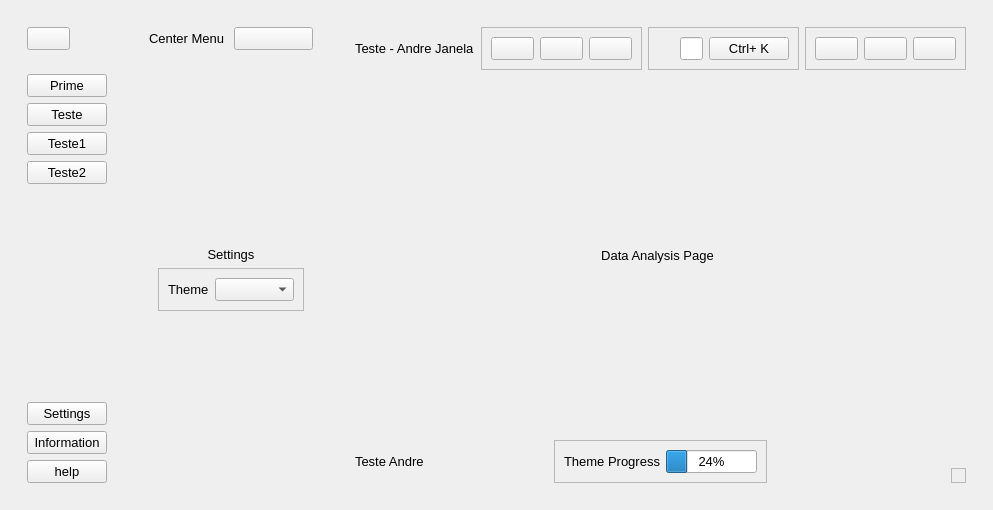
First picture: the form in Desktop GUI/generated-files/ui/new_interface.ui, repository henrique-andre/Remote-Desktop, before the edit.
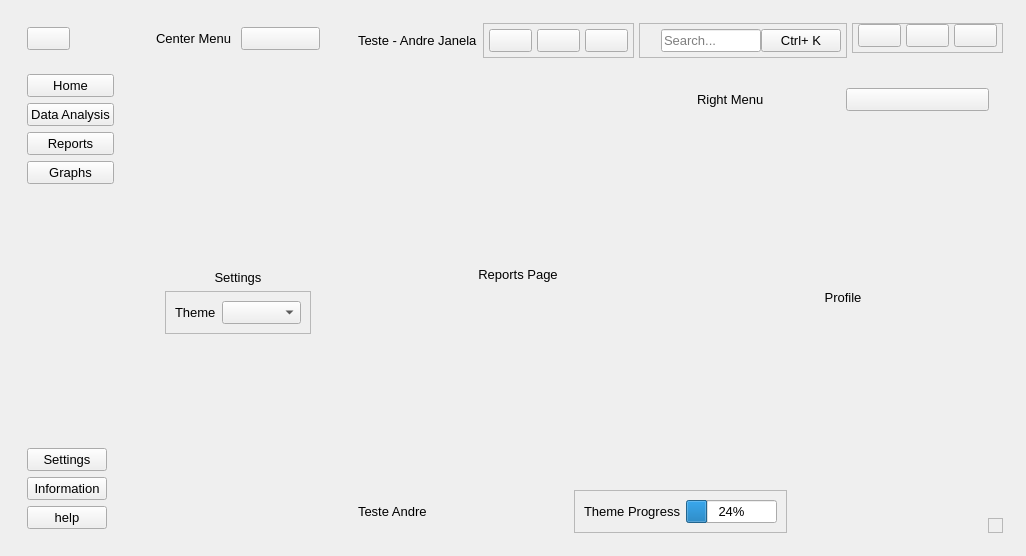
Second picture: the form after the edit. The open tabs and pages were chosen to show the change. Icons and pictures are not drawn.

What changed in the file:
```diff
--- a/Desktop GUI/generated-files/ui/new_interface.ui
+++ b/Desktop GUI/generated-files/ui/new_interface.ui
@@ -6,8 +6,8 @@
    <rect>
     <x>0</x>
     <y>0</y>
-    <width>936</width>
-    <height>510</height>
+    <width>987</width>
+    <height>556</height>
    </rect>
   </property>
   <property name="font">
@@ -49,7 +49,7 @@
           <item>
            <widget class="QPushButton" name="pushButton">
             <property name="text">
-             <string>Prime</string>
+             <string>Home</string>
             </property>
             <property name="icon">
              <iconset resource="../Qss/icons/_icons.qrc">
@@ -60,7 +60,7 @@
           <item>
            <widget class="QPushButton" name="pushButton_2">
             <property name="text">
-             <string>Teste</string>
+             <string>Data Analysis</string>
             </property>
             <property name="icon">
              <iconset resource="../Qss/icons/_icons.qrc">
@@ -71,7 +71,7 @@
           <item>
            <widget class="QPushButton" name="pushButton_3">
             <property name="text">
-             <string>Teste1</string>
+             <string>Reports</string>
             </property>
             <property name="icon">
              <iconset resource="../Qss/icons/_icons.qrc">
@@ -82,7 +82,7 @@
           <item>
            <widget class="QPushButton" name="pushButton_4">
             <property name="text">
-             <string>Teste2</string>
+             <string>Graphs</string>
             </property>
             <property name="icon">
              <iconset resource="../Qss/icons/_icons.qrc">
@@ -296,6 +296,21 @@
        <item alignment="Qt::AlignTop">
         <widget class="QWidget" name="header" native="true">
          <layout class="QHBoxLayout" name="horizontalLayout_6">
+          <property name="spacing">
+           <number>5</number>
+          </property>
+          <property name="leftMargin">
+           <number>5</number>
+          </property>
+          <property name="topMargin">
+           <number>5</number>
+          </property>
+          <property name="rightMargin">
+           <number>5</number>
+          </property>
+          <property name="bottomMargin">
+           <number>5</number>
+          </property>
           <item>
            <widget class="QLabel" name="titleTxt_2">
             <property name="text">
@@ -312,6 +327,21 @@
              <enum>QFrame::Raised</enum>
             </property>
             <layout class="QHBoxLayout" name="horizontalLayout_10">
+             <property name="spacing">
+              <number>5</number>
+             </property>
+             <property name="leftMargin">
+              <number>5</number>
+             </property>
+             <property name="topMargin">
+              <number>5</number>
+             </property>
+             <property name="rightMargin">
+              <number>5</number>
+             </property>
+             <property name="bottomMargin">
+              <number>5</number>
+             </property>
              <item>
               <widget class="QPushButton" name="notificationBtn_2">
                <property name="text">
@@ -357,6 +387,21 @@
              <enum>QFrame::Raised</enum>
             </property>
             <layout class="QHBoxLayout" name="horizontalLayout_11">
+             <property name="spacing">
+              <number>0</number>
+             </property>
+             <property name="leftMargin">
+              <number>5</number>
+             </property>
+             <property name="topMargin">
+              <number>5</number>
+             </property>
+             <property name="rightMargin">
+              <number>5</number>
+             </property>
+             <property name="bottomMargin">
+              <number>5</number>
+             </property>
              <item>
               <widget class="QLabel" name="label_10">
                <property name="minimumSize">
@@ -383,7 +428,17 @@
               </widget>
              </item>
              <item>
-              <widget class="QLineEdit" name="lineEdit_2" />
+              <widget class="QLineEdit" name="searchinp">
+               <property name="minimumSize">
+                <size>
+                 <width>100</width>
+                 <height>0</height>
+                </size>
+               </property>
+               <property name="placeholderText">
+                <string>Search...</string>
+               </property>
+              </widget>
              </item>
              <item>
               <widget class="QPushButton" name="pushButton_10">
@@ -404,6 +459,21 @@
              <enum>QFrame::Raised</enum>
             </property>
             <layout class="QHBoxLayout" name="horizontalLayout_12">
+             <property name="spacing">
+              <number>5</number>
+             </property>
+             <property name="leftMargin">
+              <number>5</number>
+             </property>
+             <property name="topMargin">
+              <number>0</number>
+             </property>
+             <property name="rightMargin">
+              <number>5</number>
+             </property>
+             <property name="bottomMargin">
+              <number>5</number>
+             </property>
              <item>
               <widget class="QPushButton" name="minimizeBtn_2">
                <property name="text">
@@ -445,10 +515,46 @@
        </item>
        <item>
         <widget class="QWidget" name="mainContents" native="true">
+         <property name="sizePolicy">
+          <sizepolicy hsizetype="Preferred" vsizetype="Expanding">
+           <horstretch>0</horstretch>
+           <verstretch>0</verstretch>
+          </sizepolicy>
+         </property>
          <layout class="QHBoxLayout" name="horizontalLayout_7">
+          <property name="spacing">
+           <number>5</number>
+          </property>
+          <property name="leftMargin">
+           <number>5</number>
+          </property>
+          <property name="topMargin">
+           <number>5</number>
+          </property>
+          <property name="rightMargin">
+           <number>5</number>
+          </property>
+          <property name="bottomMargin">
+           <number>5</number>
+          </property>
           <item>
            <widget class="QWidget" name="mainPagesCont" native="true">
             <layout class="QVBoxLayout" name="verticalLayout_11">
+             <property name="spacing">
+              <number>5</number>
+             </property>
+             <property name="leftMargin">
+              <number>5</number>
+             </property>
+             <property name="topMargin">
+              <number>5</number>
+             </property>
+             <property name="rightMargin">
+              <number>5</number>
+             </property>
+             <property name="bottomMargin">
+              <number>5</number>
+             </property>
              <item>
               <widget class="QStackedWidget" name="stackedWidget_2">
                <widget class="QWidget" name="homePage">
@@ -470,7 +576,35 @@
                  <item>
                   <widget class="QLabel" name="label_9">
                    <property name="text">
-                    <string>Data Analy</string>
+                    <string>Home Page</string>
+                   </property>
+                   <property name="alignment">
+                    <set>Qt::AlignCenter</set>
+                   </property>
+                  </widget>
+                 </item>
+                </layout>
+               </widget>
+               <widget class="QWidget" name="reportsPage">
+                <layout class="QHBoxLayout" name="horizontalLayout_14">
+                 <item>
+                  <widget class="QLabel" name="label_11">
+                   <property name="text">
+                    <string>Reports Page</string>
+                   </property>
+                   <property name="alignment">
+                    <set>Qt::AlignCenter</set>
+                   </property>
+                  </widget>
+                 </item>
+                </layout>
+               </widget>
+               <widget class="QWidget" name="page">
+                <layout class="QVBoxLayout" name="verticalLayout_14">
+                 <item>
+                  <widget class="QLabel" name="label_12">
+                   <property name="text">
+                    <string>Charts Page</string>
                    </property>
                    <property name="alignment">
                     <set>Qt::AlignCenter</set>
@@ -485,7 +619,104 @@
            </widget>
           </item>
           <item>
-           <widget class="QWidget" name="menuDireito" native="true" />
+           <widget class="QWidget" name="menuDireito" native="true">
+            <property name="minimumSize">
+             <size>
+              <width>200</width>
+              <height>0</height>
+             </size>
+            </property>
+            <layout class="QVBoxLayout" name="verticalLayout_15">
+             <property name="spacing">
+              <number>5</number>
+             </property>
+             <property name="leftMargin">
+              <number>5</number>
+             </property>
+             <property name="topMargin">
+              <number>5</number>
+             </property>
+             <property name="rightMargin">
+              <number>5</number>
+             </property>
+             <property name="bottomMargin">
+              <number>5</number>
+             </property>
+             <item>
+              <widget class="QWidget" name="widget_6" native="true">
+               <layout class="QHBoxLayout" name="horizontalLayout_8">
+                <item>
+                 <widget class="QLabel" name="label_13">
+                  <property name="text">
+                   <string>Right Menu</string>
+                  </property>
+                 </widget>
+                </item>
+                <item>
+                 <widget class="QPushButton" name="pushButton_9">
+                  <property name="text">
+                   <string />
+                  </property>
+                  <property name="icon">
+                   <iconset resource="../Qss/icons/_icons.qrc">
+                    <normaloff>:/feather/icons/feather/x-circle.png</normaloff>:/feather/icons/feather/x-circle.png</iconset>
+                  </property>
+                 </widget>
+                </item>
+               </layout>
+              </widget>
+             </item>
+             <item>
+              <widget class="QStackedWidget" name="stackedWidget_3">
+               <property name="currentIndex">
+                <number>2</number>
+               </property>
+               <widget class="QWidget" name="notificationsPage">
+                <layout class="QVBoxLayout" name="verticalLayout_16">
+                 <item>
+                  <widget class="QLabel" name="label_14">
+                   <property name="text">
+                    <string>Notification</string>
+                   </property>
+                   <property name="alignment">
+                    <set>Qt::AlignCenter</set>
+                   </property>
+                  </widget>
+                 </item>
+                </layout>
+               </widget>
+               <widget class="QWidget" name="morePage">
+                <layout class="QHBoxLayout" name="horizontalLayout_9">
+                 <item>
+                  <widget class="QLabel" name="label_15">
+                   <property name="text">
+                    <string>More</string>
+                   </property>
+                   <property name="alignment">
+                    <set>Qt::AlignCenter</set>
+                   </property>
+                  </widget>
+                 </item>
+                </layout>
+               </widget>
+               <widget class="QWidget" name="profilePage">
+                <layout class="QHBoxLayout" name="horizontalLayout_13">
+                 <item>
+                  <widget class="QLabel" name="label_16">
+                   <property name="text">
+                    <string>Profile</string>
+                   </property>
+                   <property name="alignment">
+                    <set>Qt::AlignCenter</set>
+                   </property>
+                  </widget>
+                 </item>
+                </layout>
+               </widget>
+              </widget>
+             </item>
+            </layout>
+           </widget>
           </item>
          </layout>
         </widget>
@@ -493,7 +724,22 @@
        <item alignment="Qt::AlignBottom">
         <widget class="QWidget" name="footer" native="true">
          <layout class="QHBoxLayout" name="horizontalLayout_4">
-          <item>
+          <property name="spacing">
+           <number>5</number>
+          </property>
+          <property name="leftMargin">
+           <number>5</number>
+          </property>
+          <property name="topMargin">
+           <number>5</number>
+          </property>
+          <property name="rightMargin">
+           <number>5</number>
+          </property>
+          <property name="bottomMargin">
+           <number>5</number>
+          </property>
+          <item alignment="Qt::AlignLeft">
            <widget class="QLabel" name="label_6">
             <property name="text">
              <string>Teste Andre</string>
@@ -516,7 +762,7 @@
                </property>
               </widget>
              </item>
-             <item>
+             <item alignment="Qt::AlignHCenter">
               <widget class="QProgressBar" name="progressBar">
                <property name="value">
                 <number>24</number>
```
Left out of the diff: 14 changed lines with no effect on the pictures.
